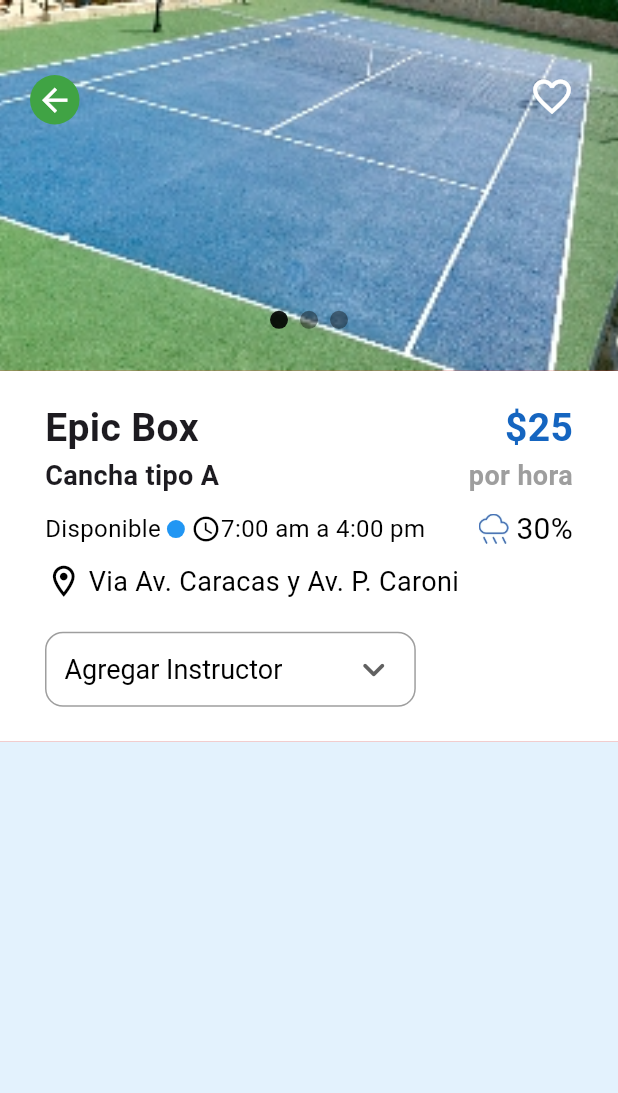
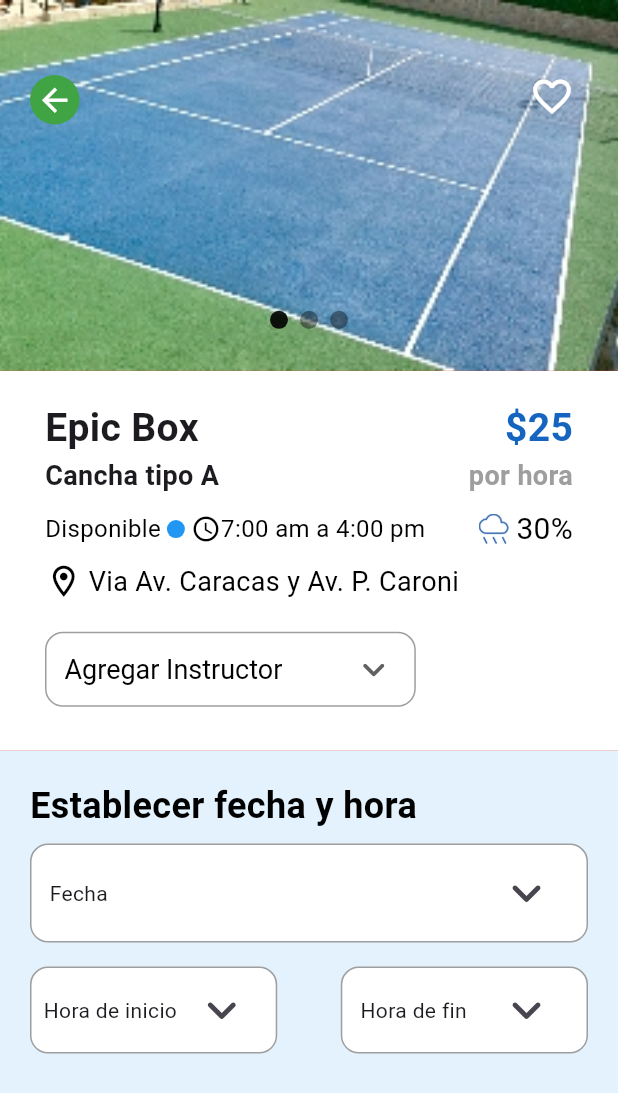
Before and after one commit to Mizael55/app_tenis_flutter, a Flutter app: the ReserveScreen screen opened directly, on a phone screen of 412 x 824 dp. Shown: the top 1093 px of the screen. Run offline on Flutter 3.47's test engine with Material 3 defaults, Android fonts, the phone set to English and light mode, and no system bars; drawn by our look-alikes of carousel_slider.

Commit message:
inputs of date and hour done

```diff
--- a/lib/screens/reserve.dart
+++ b/lib/screens/reserve.dart
@@ -111,14 +111,11 @@ class _ReserveScreenState extends State<ReserveScreen> {
             color: Colors.red,
             width: size.width,
             height: size.height * 0.7,
-            child: SingleChildScrollView(
+            child: const SingleChildScrollView(
               child: Column(
                 children: [
-                  const ReserveDetails(),
-                  Container(
-                      color: Colors.blue[50],
-                      width: size.width,
-                      height: size.height * 0.5)
+                  ReserveDetails(),
+                  SelectingSchedule(),
                 ],
               ),
             ),
--- a/lib/widgets/reserve_details.dart
+++ b/lib/widgets/reserve_details.dart
@@ -25,7 +25,7 @@ class _ReserveDetailsState extends State<ReserveDetails> {
     return Container(
       color: Colors.white,
       width: size.width,
-      height: size.height * 0.3,
+      height: size.height * 0.3 + 6,
       child: Padding(
         padding: const EdgeInsets.only(left: 30, right: 30, top: 20),
         child: Column(
--- /dev/null
+++ b/lib/widgets/select_schedule.dart
@@ -0,0 +1,153 @@
+import 'package:flutter/material.dart';
+import 'package:intl/intl.dart'; // Asegúrate de agregar intl a tus dependencias en pubspec.yaml
+
+class SelectingSchedule extends StatefulWidget {
+  const SelectingSchedule({
+    super.key,
+  });
+
+  @override
+  State<SelectingSchedule> createState() => _SelectingScheduleState();
+}
+
+class _SelectingScheduleState extends State<SelectingSchedule> {
+  DateTime? selectedDate;
+  TimeOfDay? startTime;
+  TimeOfDay? endTime;
+
+  Future<void> _selectDate(BuildContext context) async {
+    final DateTime? picked = await showDatePicker(
+      context: context,
+      initialDate: selectedDate ?? DateTime.now(),
+      firstDate: DateTime(2000),
+      lastDate: DateTime(2025),
+    );
+    if (picked != null && picked != selectedDate) {
+      setState(() {
+        selectedDate = picked;
+      });
+    }
+  }
+
+  Future<void> _selectTime(BuildContext context,
+      {required bool isStartTime}) async {
+    final TimeOfDay? picked = await showTimePicker(
+      context: context,
+      initialTime: isStartTime
+          ? startTime ?? TimeOfDay.now()
+          : endTime ?? TimeOfDay.now(),
+    );
+    if (picked != null) {
+      setState(() {
+        if (isStartTime) {
+          startTime = picked;
+        } else {
+          endTime = picked;
+        }
+      });
+    }
+  }
+
+  @override
+  Widget build(BuildContext context) {
+    final Size size = MediaQuery.of(context).size;
+    return Container(
+      color: Colors.blue[50],
+      width: size.width,
+      height: size.height * 0.5,
+      child: Padding(
+        padding: const EdgeInsets.only(left: 20, top: 20, right: 20),
+        child: Column(
+          mainAxisAlignment: MainAxisAlignment.start,
+          crossAxisAlignment: CrossAxisAlignment.start,
+          children: [
+            const Text('Establecer fecha y hora',
+                style: TextStyle(
+                    color: Colors.black,
+                    fontSize: 24,
+                    fontWeight: FontWeight.bold)),
+            Container(
+              margin: const EdgeInsets.symmetric(vertical: 8),
+              padding: const EdgeInsets.symmetric(horizontal: 12, vertical: 4),
+              decoration: BoxDecoration(
+                color: Colors.white,
+                border: Border.all(color: Colors.grey),
+                borderRadius: BorderRadius.circular(12),
+              ),
+              child: Row(
+                mainAxisAlignment: MainAxisAlignment.spaceBetween,
+                children: [
+                  Text(selectedDate == null
+                      ? 'Fecha'
+                      : DateFormat('yyyy-MM-dd').format(selectedDate!)),
+                  IconButton(
+                    icon:
+                        const Icon(Icons.keyboard_arrow_down_rounded, size: 40),
+                    onPressed: () => _selectDate(context),
+                  ),
+                ],
+              ),
+            ),
+            Row(
+              mainAxisAlignment: MainAxisAlignment.spaceBetween,
+              children: [
+                Container(
+                  width: size.width * 0.4,
+                  margin: const EdgeInsets.symmetric(vertical: 8),
+                  padding: const EdgeInsets.symmetric(
+                    horizontal: 8,
+                  ),
+                  decoration: BoxDecoration(
+                    color: Colors.white,
+                    border: Border.all(color: Colors.grey),
+                    borderRadius: BorderRadius.circular(12),
+                  ),
+                  child: Row(
+                    mainAxisAlignment: MainAxisAlignment.spaceBetween,
+                    children: [
+                      Text(startTime == null
+                          ? 'Hora de inicio'
+                          : startTime!.format(context)),
+                      IconButton(
+                        icon: const Icon(Icons.keyboard_arrow_down_rounded,
+                            size: 40),
+                        onPressed: () =>
+                            _selectTime(context, isStartTime: true),
+                      ),
+                    ],
+                  ),
+                ),
+                Container(
+                  width: size.width * 0.4,
+                  margin: const EdgeInsets.symmetric(vertical: 8),
+                  padding: const EdgeInsets.symmetric(
+                    horizontal: 12,
+                  ),
+                  decoration: BoxDecoration(
+                    color: Colors.white,
+                    border: Border.all(color: Colors.grey),
+                    borderRadius: BorderRadius.circular(12),
+                  ),
+                  child: Row(
+                    mainAxisAlignment: MainAxisAlignment.spaceBetween,
+                    children: [
+                      Text(endTime == null
+                          ? 'Hora de fin'
+                          : endTime!.format(context)),
+                      IconButton(
+                        icon: const Icon(Icons.keyboard_arrow_down_rounded,
+                            size: 40),
+                        onPressed: () =>
+                            _selectTime(context, isStartTime: false),
+                      ),
+                    ],
+                  ),
+                ),
+              ],
+            )
+          ],
+        ),
+      ),
+    );
+  }
+}
--- a/lib/widgets/widgets.dart
+++ b/lib/widgets/widgets.dart
@@ -1,3 +1,4 @@
+export 'package:app_tenis/widgets/select_schedule.dart';
 export 'package:app_tenis/widgets/reserve_details.dart';
 export 'package:app_tenis/widgets/reservas_programadas_card.dart';
 export 'package:app_tenis/widgets/appbar_menu.dart';
--- a/pubspec.yaml
+++ b/pubspec.yaml
@@ -36,6 +36,7 @@ dependencies:
   # Use with the CupertinoIcons class for iOS style icons.
   cupertino_icons: ^1.0.6
   carousel_slider: ^4.2.1
+  intl: ^0.19.0
 
 dev_dependencies:
   flutter_test:
```
Also changed, not shown: pubspec.lock.
